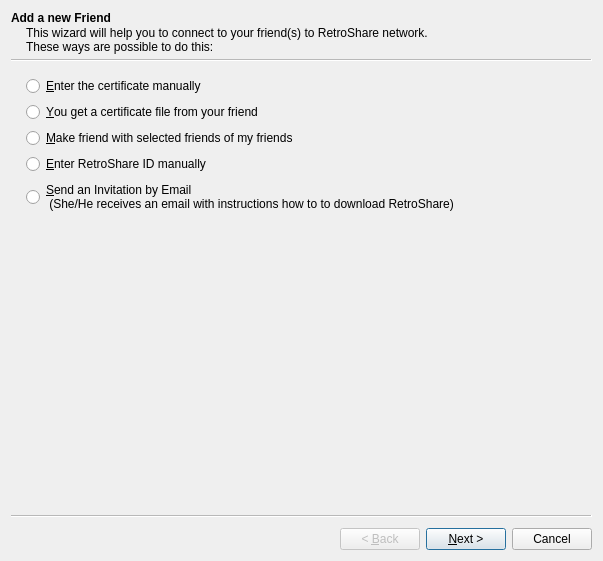
Old version of the form retroshare-gui/src/gui/connect/ConnectFriendWizard.ui in the repository RetroShare/RetroShare.
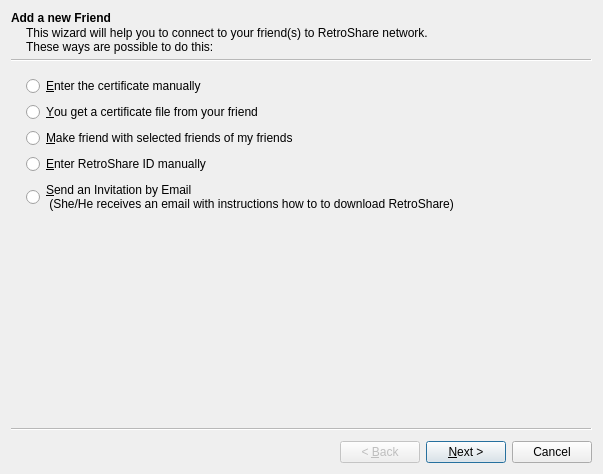
New version of the form. Icons and pictures are not drawn. Custom widgets are drawn as their Qt base class.

Commit message: Fixed layout of the FriendRequestPage in ConnectFriendWizard.

The edit to the form file:
```diff
--- a/retroshare-gui/src/gui/connect/ConnectFriendWizard.ui
+++ b/retroshare-gui/src/gui/connect/ConnectFriendWizard.ui
@@ -7,7 +7,7 @@
     <x>0</x>
     <y>0</y>
     <width>603</width>
-    <height>561</height>
+    <height>474</height>
    </rect>
   </property>
   <property name="windowTitle">
```
Left out of the diff: 96 changed lines with no effect on the pictures. Lines whose indentation alone changed are shown as unchanged.
